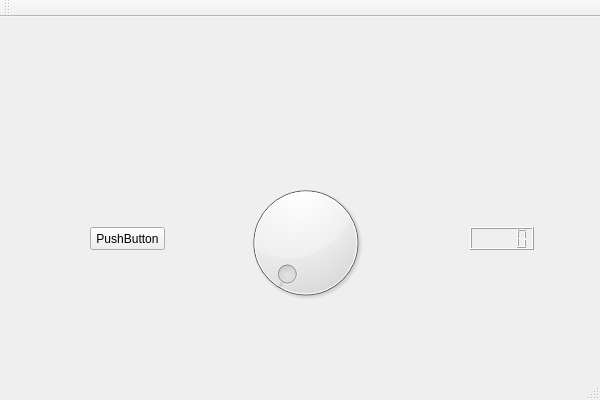
The window that RootTools/AbilityEditor/UI/AbilityEditor.ui (kevinortegren/zombieshroom) describes before a commit, drawn with Qt 5.
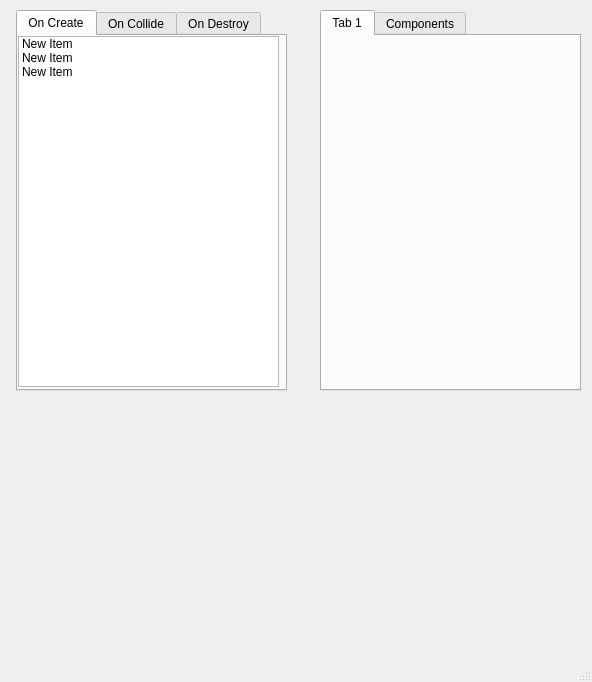
The same window after the commit.

Patch:
```diff
--- a/RootTools/AbilityEditor/UI/AbilityEditor.ui
+++ b/RootTools/AbilityEditor/UI/AbilityEditor.ui
@@ -6,44 +6,158 @@
    <rect>
     <x>0</x>
     <y>0</y>
-    <width>600</width>
-    <height>400</height>
+    <width>592</width>
+    <height>682</height>
    </rect>
   </property>
   <property name="windowTitle">
    <string>AbilityEditor</string>
   </property>
   <widget class="QWidget" name="centralWidget">
-   <widget class="QPushButton" name="pushButton">
+   <widget class="QTabWidget" name="abilityWidget">
     <property name="geometry">
      <rect>
-      <x>90</x>
-      <y>210</y>
-      <width>75</width>
-      <height>23</height>
+      <x>16</x>
+      <y>10</y>
+      <width>271</width>
+      <height>381</height>
      </rect>
     </property>
-    <property name="text">
-     <string>PushButton</string>
+    <property name="currentIndex">
+     <number>0</number>
     </property>
+    <widget class="QWidget" name="tabOnCreate">
+     <attribute name="title">
+      <string>On Create</string>
+     </attribute>
+     <widget class="QListWidget" name="entityList">
+      <property name="geometry">
+       <rect>
+        <x>0</x>
+        <y>0</y>
+        <width>261</width>
+        <height>351</height>
+       </rect>
+      </property>
+      <property name="font">
+       <font>
+        <pointsize>9</pointsize>
+       </font>
+      </property>
+      <property name="viewMode">
+       <enum>QListView::ListMode</enum>
+      </property>
+      <item>
+       <property name="text">
+        <string>New Item</string>
+       </property>
+      </item>
+      <item>
+       <property name="text">
+        <string>New Item</string>
+       </property>
+      </item>
+      <item>
+       <property name="text">
+        <string>New Item</string>
+       </property>
+      </item>
+     </widget>
+    </widget>
+    <widget class="QWidget" name="tabOnCollide">
+     <attribute name="title">
+      <string>On Collide</string>
+     </attribute>
+     <widget class="QTreeWidget" name="treeWidget">
+      <property name="geometry">
+       <rect>
+        <x>0</x>
+        <y>0</y>
+        <width>261</width>
+        <height>351</height>
+       </rect>
+      </property>
+      <property name="columnCount">
+       <number>1</number>
+      </property>
+      <column>
+       <property name="text">
+        <string>Entities</string>
+       </property>
+      </column>
+      <item>
+       <property name="text">
+        <string>New Item</string>
+       </property>
+       <item>
+        <property name="text">
+         <string>New Item</string>
+        </property>
+       </item>
+       <item>
+        <property name="text">
+         <string>New Item</string>
+        </property>
+       </item>
+      </item>
+      <item>
+       <property name="text">
+        <string>New Item</string>
+       </property>
+       <item>
+        <property name="text">
+         <string>New Subitem</string>
+        </property>
+       </item>
+       <item>
+        <property name="text">
+         <string>New Item</string>
+        </property>
+       </item>
+       <item>
+        <property name="text">
+         <string>New Item</string>
+        </property>
+       </item>
+      </item>
+     </widget>
+    </widget>
+    <widget class="QWidget" name="tabOnDestroy">
+     <attribute name="title">
+      <string>On Destroy</string>
+     </attribute>
+    </widget>
    </widget>
-   <widget class="QLCDNumber" name="lcdNumber">
+   <widget class="QTabWidget" name="toolBoxWidget">
     <property name="geometry">
      <rect>
-      <x>470</x>
-      <y>210</y>
-      <width>64</width>
-      <height>23</height>
+      <x>320</x>
+      <y>10</y>
+      <width>261</width>
+      <height>381</height>
      </rect>
     </property>
+    <property name="currentIndex">
+     <number>0</number>
+    </property>
+    <widget class="QWidget" name="tab_3">
+     <attribute name="title">
+      <string>Tab 1</string>
+     </attribute>
+    </widget>
+    <widget class="QWidget" name="tabComponents">
+     <attribute name="title">
+      <string>Components</string>
+     </attribute>
+    </widget>
    </widget>
-   <widget class="QDial" name="dial">
+   <widget class="QWidget" name="propertyWidget" native="true">
     <property name="geometry">
      <rect>
-      <x>230</x>
-      <y>160</y>
-      <width>151</width>
-      <height>131</height>
+      <x>10</x>
+      <y>410</y>
+      <width>571</width>
+      <height>231</height>
      </rect>
     </property>
    </widget>
@@ -58,14 +172,6 @@
     </rect>
    </property>
   </widget>
-  <widget class="QToolBar" name="mainToolBar">
-   <attribute name="toolBarArea">
-    <enum>TopToolBarArea</enum>
-   </attribute>
-   <attribute name="toolBarBreak">
-    <bool>false</bool>
-   </attribute>
-  </widget>
   <widget class="QStatusBar" name="statusBar"/>
  </widget>
  <layoutdefault spacing="6" margin="11"/>
```
Left out of the diff: 21 changed lines with no effect on the pictures.
